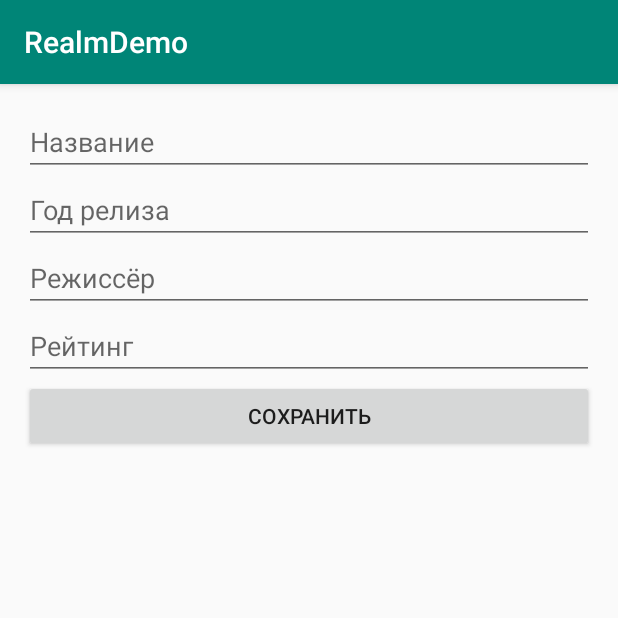
After one commit to mertsalovda/RealmDemo, an Android app: the fragment EditFragment placed in its activity, on a phone screen of 412 x 824 dp, the top half of it. The commit adds this screen. Run offline under Robolectric (Android 15) with nearby library versions, the phone set to English and light mode, and no system bars; libraries missing offline, so code that uses them is left out: io.realm; 2 statements that could not run were skipped.

Commit message:
+1) В коде проекта есть интерфейс репозиторий и Realm-реализация, есть класс Film. В них находятся все необходимые (перечисленные выше) методы и поля. +2) Есть возможность добавить фильм в БД, удалить, получить и изменить. Также есть возможность получить все фильмы. +3) Можно выполнить поиск по названию фильма. +4) Можно выполнить поиск по годам. +5) Можно выполнить поиск фильмов определенного режиссера. +6) Можно получить топ фильмов. +7) Если результата нет, то отображается заглушка.

```diff
--- a/app/src/main/java/ru/mertsalovda/realmdemo/common/FilmsPresenter.java
+++ b/app/src/main/java/ru/mertsalovda/realmdemo/common/FilmsPresenter.java
@@ -10,4 +10,8 @@ public interface FilmsPresenter {
 
     void searchInBounds(int start, int end);
 
+    void getAllFilms();
+
+    void addTestData();
+
 }
--- a/app/src/main/java/ru/mertsalovda/realmdemo/data/model/Film.java
+++ b/app/src/main/java/ru/mertsalovda/realmdemo/data/model/Film.java
@@ -1,9 +1,11 @@
 package ru.mertsalovda.realmdemo.data.model;
+
+import java.io.Serializable;
 
 import io.realm.RealmObject;
 import io.realm.annotations.PrimaryKey;
 
-public class Film extends RealmObject {
+public class Film extends RealmObject implements Serializable {
 
     @PrimaryKey
     private long id;
--- a/app/src/main/java/ru/mertsalovda/realmdemo/ui/MainActivity.java
+++ b/app/src/main/java/ru/mertsalovda/realmdemo/ui/MainActivity.java
@@ -4,6 +4,8 @@ import androidx.appcompat.app.AlertDialog;
 import androidx.appcompat.app.AppCompatActivity;
 import androidx.core.app.ActivityCompat;
 import androidx.core.content.ContextCompat;
+import androidx.fragment.app.Fragment;
+import androidx.fragment.app.FragmentManager;
 
 import android.Manifest;
 import android.content.DialogInterface;
@@ -11,16 +13,18 @@ import android.content.pm.PackageManager;
 import android.os.Bundle;
 
 import ru.mertsalovda.realmdemo.R;
+import ru.mertsalovda.realmdemo.ui.films.FilmsFragment;
 
 public class MainActivity extends AppCompatActivity {
 
     private static final int PERMISSION_WRITE_EXTERNAL_STORAGE = 123;
+    private static FragmentManager mFragmentManager;
 
     @Override
     protected void onCreate(Bundle savedInstanceState) {
         super.onCreate(savedInstanceState);
         setContentView(R.layout.activity_main);
-
+        mFragmentManager = getSupportFragmentManager();
         checkPermissionAndRun();
     }
 
@@ -69,9 +73,17 @@ public class MainActivity extends AppCompatActivity {
     }
 
     private void openFragment() {
-        getSupportFragmentManager()
+        mFragmentManager
                 .beginTransaction()
                 .replace(R.id.container, FilmsFragment.newInstance())
                 .commit();
     }
+
+    public static void startFragment(Fragment fragment){
+        mFragmentManager
+                .beginTransaction()
+                .replace(R.id.container, fragment)
+                .addToBackStack(fragment.toString())
+                .commit();
+    }
 }
--- /dev/null
+++ b/app/src/main/java/ru/mertsalovda/realmdemo/ui/edit/EditFragment.java
@@ -0,0 +1,119 @@
+package ru.mertsalovda.realmdemo.ui.edit;
+
+import android.content.Context;
+import android.os.Bundle;
+
+import androidx.annotation.StringRes;
+import androidx.fragment.app.Fragment;
+
+import android.view.LayoutInflater;
+import android.view.View;
+import android.view.ViewGroup;
+import android.widget.Button;
+import android.widget.EditText;
+import android.widget.Toast;
+
+import ru.mertsalovda.realmdemo.R;
+import ru.mertsalovda.realmdemo.data.FilmRepositoryImpl;
+import ru.mertsalovda.realmdemo.data.model.Film;
+
+public class EditFragment extends Fragment implements EditView {
+
+
+    public static final String IS_UPDATE = "IS_UPDATE";
+    public static final String FILM_FOR_UPDATE = "FILM_FOR_UPDATE";
+    private boolean mIsUpdate;
+    private Film mFilm;
+
+    private FilmRepositoryImpl mRepository;
+    private EditPresenter mEditPresenter;
+
+    private EditText mEtTitle;
+    private EditText mEtRelease;
+    private EditText mEtDirector;
+    private EditText mEtRating;
+    private Button mBtnSave;
+
+    public static EditFragment newInstance(Film film) {
+        EditFragment fragment = new EditFragment();
+        Bundle args = new Bundle();
+        if (film != null) {
+            args.putSerializable(FILM_FOR_UPDATE, film);
+            args.putBoolean(IS_UPDATE, true);
+        } else {
+            args.putBoolean(IS_UPDATE, false);
+        }
+        fragment.setArguments(args);
+        return fragment;
+    }
+
+    @Override
+    public void onCreate(Bundle savedInstanceState) {
+        super.onCreate(savedInstanceState);
+        mRepository = new FilmRepositoryImpl();
+        mEditPresenter = new EditPresenterImpl(this, mRepository);
+
+        if (getArguments() != null) {
+            mIsUpdate = getArguments().getBoolean(IS_UPDATE);
+            if (mIsUpdate) {
+                mFilm = (Film) getArguments().getSerializable(FILM_FOR_UPDATE);
+            } else {
+                mFilm = new Film();
+            }
+        }
+    }
+
+    @Override
+    public View onCreateView(LayoutInflater inflater, ViewGroup container,
+                             Bundle savedInstanceState) {
+        View view = inflater.inflate(R.layout.fr_edit, container, false);
+
+        mEtTitle = view.findViewById(R.id.et_title);
+        mEtRelease = view.findViewById(R.id.et_release);
+        mEtDirector = view.findViewById(R.id.et_director);
+        mEtRating = view.findViewById(R.id.et_rating);
+
+        mBtnSave = view.findViewById(R.id.btn_save);
+
+        mBtnSave.setOnClickListener(v -> updateFilm());
+
+        if (mIsUpdate) {
+            mEtTitle.setText(mFilm.getTitle());
+            mEtRelease.setText(String.valueOf(mFilm.getYearRelease()));
+            mEtDirector.setText(mFilm.getDirector());
+            mEtRating.setText(String.valueOf(mFilm.getRating()));
+        }
+
+        return view;
+    }
+
+    private void updateFilm() {
+        Film film;
+        String title = mEtTitle.getText().toString();
+        String director = mEtDirector.getText().toString();
+        try {
+            int release = Integer.parseInt(mEtRelease.getText().toString());
+            float rating = Float.parseFloat(mEtRating.getText().toString());
+            film = new Film(title, release, director, rating);
+            film.setId(mFilm.getId());
+            mEditPresenter.saveFilm(film, mIsUpdate);
+        } catch (NumberFormatException e) {
+            showMessage(R.string.not_valid_releas_rating);
+        }
+    }
+
+    @Override
+    public void onAttach(Context context) {
+        super.onAttach(context);
+    }
+
+    @Override
+    public void onDetach() {
+        super.onDetach();
+    }
+
+    @Override
+    public void showMessage(@StringRes int message) {
+        Toast.makeText(getActivity(), message, Toast.LENGTH_LONG).show();
+    }
+}
--- /dev/null
+++ b/app/src/main/java/ru/mertsalovda/realmdemo/ui/edit/EditPresenter.java
@@ -0,0 +1,11 @@
+package ru.mertsalovda.realmdemo.ui.edit;
+
+import ru.mertsalovda.realmdemo.data.model.Film;
+
+public interface EditPresenter {
+
+    void saveFilm(Film film, boolean isUpdate);
+
+    Film getFilm(long id);
+
+}
--- /dev/null
+++ b/app/src/main/java/ru/mertsalovda/realmdemo/ui/edit/EditPresenterImpl.java
@@ -0,0 +1,34 @@
+package ru.mertsalovda.realmdemo.ui.edit;
+
+import ru.mertsalovda.realmdemo.R;
+import ru.mertsalovda.realmdemo.data.FilmRepositoryImpl;
+import ru.mertsalovda.realmdemo.data.model.Film;
+
+public class EditPresenterImpl implements EditPresenter {
+
+    private EditView mView;
+    private FilmRepositoryImpl mRepository;
+
+    public EditPresenterImpl(EditView view, FilmRepositoryImpl repository) {
+        mView = view;
+        mRepository = repository;
+    }
+
+    @Override
+    public void saveFilm(Film film, boolean isUpdate) {
+        if (isUpdate) {
+            mRepository.updateFilm(film);
+            mView.showMessage(R.string.succesful);
+        } else {
+            long l = mRepository.insertFilm(film);
+            if (l >= 0) {
+                mView.showMessage(R.string.succesful);
+            }
+        }
+    }
+
+    @Override
+    public Film getFilm(long id) {
+        return mRepository.getFilm(id);
+    }
+}
--- /dev/null
+++ b/app/src/main/java/ru/mertsalovda/realmdemo/ui/edit/EditView.java
@@ -0,0 +1,8 @@
+package ru.mertsalovda.realmdemo.ui.edit;
+
+import androidx.annotation.StringRes;
+
+public interface EditView {
+
+    void showMessage(@StringRes int message);
+}
--- a/app/src/main/java/ru/mertsalovda/realmdemo/ui/FilmsAdapter.java
+++ b/app/src/main/java/ru/mertsalovda/realmdemo/ui/films/FilmsAdapter.java
@@ -1,4 +1,4 @@
-package ru.mertsalovda.realmdemo.ui;
+package ru.mertsalovda.realmdemo.ui.films;
 
 import android.view.LayoutInflater;
 import android.view.View;
--- a/app/src/main/java/ru/mertsalovda/realmdemo/ui/FilmsView.java
+++ b/app/src/main/java/ru/mertsalovda/realmdemo/ui/films/FilmsView.java
@@ -1,4 +1,4 @@
-package ru.mertsalovda.realmdemo.ui;
+package ru.mertsalovda.realmdemo.ui.films;
 
 import androidx.annotation.StringRes;
 
@@ -8,7 +8,7 @@ import ru.mertsalovda.realmdemo.data.model.Film;
 
 public interface FilmsView {
 
-    void showFilms(List<Film> films);
+    void showFilms(List<Film> films, boolean clear);
 
     void showError();
 
--- /dev/null
+++ b/app/src/main/res/layout/fr_edit.xml
@@ -0,0 +1,42 @@
+<?xml version="1.0" encoding="utf-8"?>
+<LinearLayout xmlns:android="http://schemas.android.com/apk/res/android"
+    xmlns:tools="http://schemas.android.com/tools"
+    android:layout_width="match_parent"
+    android:orientation="vertical"
+    android:layout_height="match_parent"
+    android:padding="16dp"
+    tools:context=".ui.edit.EditFragment">
+
+    <EditText
+        android:id="@+id/et_title"
+        android:layout_width="match_parent"
+        android:layout_height="wrap_content"
+        android:hint="@string/title"/>
+
+    <EditText
+        android:id="@+id/et_release"
+        android:layout_width="match_parent"
+        android:layout_height="wrap_content"
+        android:inputType="number"
+        android:hint="@string/year_release"/>
+
+    <EditText
+        android:id="@+id/et_director"
+        android:layout_width="match_parent"
+        android:layout_height="wrap_content"
+        android:hint="@string/director"/>
+
+    <EditText
+        android:id="@+id/et_rating"
+        android:layout_width="match_parent"
+        android:layout_height="wrap_content"
+        android:inputType="numberDecimal"
+        android:hint="@string/rating"/>
+
+    <Button
+        android:id="@+id/btn_save"
+        android:layout_width="match_parent"
+        android:layout_height="wrap_content"
+        android:text="@string/save"/>
+
+</LinearLayout>
--- a/app/src/main/res/layout/fr_films.xml
+++ b/app/src/main/res/layout/fr_films.xml
@@ -5,7 +5,7 @@
     android:layout_height="match_parent"
     android:orientation="vertical"
     android:padding="8dp"
-    tools:context=".ui.FilmsFragment">
+    tools:context=".ui.films.FilmsFragment">
 
     <LinearLayout
         android:layout_width="match_parent"
@@ -38,7 +38,7 @@
             android:layout_height="wrap_content"
             android:layout_weight="1"
             android:hint="C"
-            android:inputType="date" />
+            android:inputType="number" />
 
         <EditText
             android:id="@+id/et_end_year_search"
@@ -46,7 +46,7 @@
             android:layout_height="wrap_content"
             android:layout_weight="1"
             android:hint="По"
-            android:inputType="date" />
+            android:inputType="number" />
 
         <Button
             android:id="@+id/btn_year_search"
--- /dev/null
+++ b/app/src/main/res/menu/add_menu.xml
@@ -0,0 +1,21 @@
+<?xml version="1.0" encoding="utf-8"?>
+<menu xmlns:android="http://schemas.android.com/apk/res/android"
+    xmlns:app="http://schemas.android.com/apk/res-auto">
+    <item
+        android:id="@+id/menu_add_10_films"
+        android:title="@string/add_10_films"
+        app:showAsAction="never"/>
+    <item
+        android:id="@+id/menu_add_one_film"
+        android:title="@string/add_film"
+        app:showAsAction="never"/>
+    <item
+        android:id="@+id/menu_show_all_films"
+        android:title="@string/show_all_films"
+        app:showAsAction="never"/>
+    <item
+        android:id="@+id/menu_delete_all_films"
+        android:title="@string/delete_all"
+        app:showAsAction="never"/>
+
+</menu>
--- a/app/src/main/res/values/strings.xml
+++ b/app/src/main/res/values/strings.xml
@@ -10,4 +10,15 @@
     <string name="valid_text_3">Текст не должен быть короче трёх символов</string>
     <string name="enter_year">Введите год</string>
     <string name="valid_text_4">Текс не должен быть короче четырёх символов</string>
+    <string name="add_10_films">Добавить 10 фильмов</string>
+    <string name="add_film">Добавить фильм</string>
+    <string name="show_all_films">Показать все фильмы</string>
+    <string name="save">Сохранить</string>
+    <string name="rating">Рейтинг</string>
+    <string name="year_release">Год релиза</string>
+    <string name="title">Название</string>
+    <string name="not_valid_releas_rating">Неверный формат \"Год релиза\" или \"Рейтинг\"</string>
+    <string name="succesful">Выполнено успешно</string>
+    <string name="delete_all">Удалить всё</string>
+    <string name="update">Измунить</string>
 </resources>
```
Also changed, not shown: app/src/main/java/ru/mertsalovda/realmdemo/ui/FilmHolder.java (deleted, +0 -35 lines), app/src/main/java/ru/mertsalovda/realmdemo/ui/films/FilmHolder.java (added, +63 -0 lines), app/src/main/java/ru/mertsalovda/realmdemo/ui/films/FilmsFragment.java (renamed from app/src/main/java/ru/mertsalovda/realmdemo/ui/FilmsFragment.java, +40 -6 lines), app/src/main/java/ru/mertsalovda/realmdemo/ui/films/FilmsPresenterImpl.java (renamed from app/src/main/java/ru/mertsalovda/realmdemo/ui/FilmsPresenterImpl.java, +16 -12 lines), app/src/main/res/menu/edit_menu.xml (added, +10 -0 lines). Lines whose indentation alone changed are shown as unchanged.
